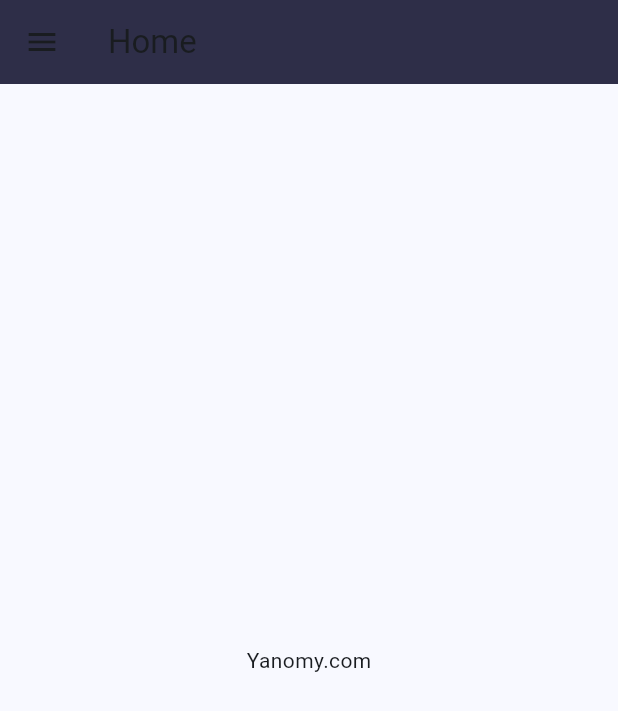
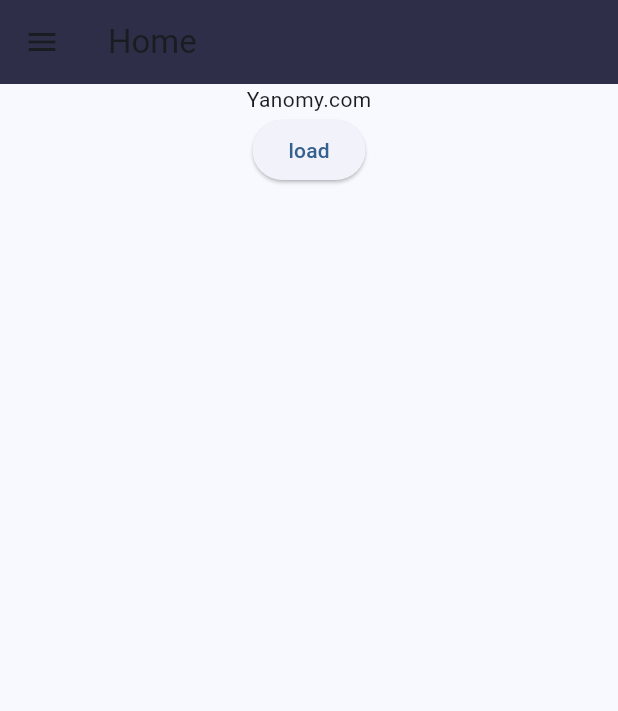
Before and after one commit to Yanomy/yanomy.github.io, a Flutter app: the screen it shows after launch, on a phone screen of 412 x 824 dp. Shown: the top 711 px of the screen. Run offline on Flutter 3.47's test engine with Material 3 defaults, Android fonts, the phone set to English and light mode, and no system bars; our stand-ins replace sidebarx; project files that could hold a hidden picture were left out.

Commit message:
Implemented PostUtil

```diff
--- a/lib/home.dart
+++ b/lib/home.dart
@@ -1,5 +1,6 @@
 import 'package:flutter/material.dart';
 import 'package:sidebarx/sidebarx.dart';
+import 'package:yanomy_github_io/util/post.dart';
 
 const primaryColor = Color(0xFF685BFF);
 const canvasColor = Color(0xFF2E2E48);
@@ -42,8 +43,11 @@
             children: [
               if (!isSmallScreen) _buildSidebar(),
               Expanded(
-                child: Center(
-                  child: Text("Yanomy.com"),
+                child: Column(
+                  children: [
+                    Text("Yanomy.com"),
+                    ElevatedButton(onPressed: () => PostUtil.allPosts, child: Text("load"))
+                  ],
                 ),
               ),
             ],
--- /dev/null
+++ b/lib/util/post.dart
@@ -0,0 +1,16 @@
+import 'package:flutter/services.dart';
+
+class PostUtil {
+  PostUtil._();
+
+  static allPosts() async {
+    AssetManifest manifest =
+        await AssetManifest.loadFromAssetBundle(rootBundle);
+    List<String> assets =
+        manifest.listAssets().where((a) => a.startsWith("posts/")).toList();
+    for (var a in assets) {
+      String contents = await rootBundle.loadString(a);
+      print('Load from $a\n $contents');
+    }
+  }
+}
```
Also changed, not shown: 3 other files.
